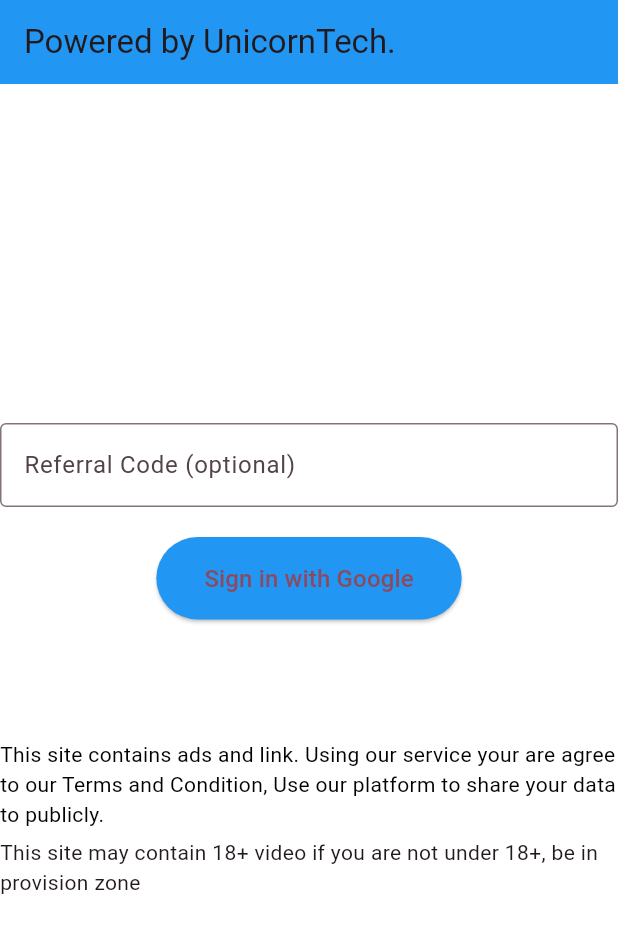
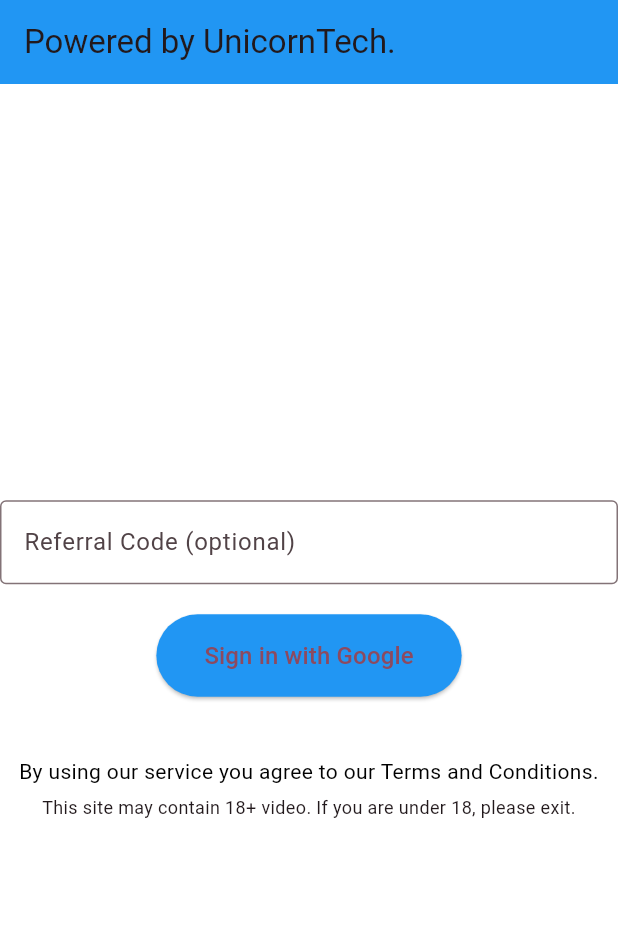
Before and after one commit to DArK-AR/reimagined-doodle, a Flutter app: the screen it shows after launch, on a phone screen of 412 x 824 dp. Shown: the top 933 px of the screen. Run offline on Flutter 3.47's test engine with Material 3 defaults, Android fonts, the phone set to English and light mode, and no system bars; our stand-ins replace cloud_firestore, file_picker, firebase_auth, firebase_core, firebase_messaging, firebase_storage and 2 more; missing offline and left inert: dart:html, dart:ui_web; accounts and stored records are empty; statements that could not run were skipped.

Commit message:
webapp1.0.1

```diff
--- a/lib/main.dart
+++ b/lib/main.dart
@@ -1,5 +1,5 @@
 // ignore_for_file: use_build_context_synchronously
-
+import 'dart:async';
 import 'package:cloud_firestore/cloud_firestore.dart';
 import 'package:firebase_messaging/firebase_messaging.dart';
 import 'package:flutter/material.dart';
@@ -8,10 +8,8 @@ import 'package:firebase_auth/firebase_auth.dart';
 import 'package:flutter_application_1/auth.dart';
 import 'package:flutter_application_1/firebase_options.dart';
 import 'package:flutter_application_1/home_page.dart';
-import 'package:url_launcher/url_launcher.dart';
 
-// Backround handler must be top-level
-
+// Background handler must be top-level
 
 void main() async {
   WidgetsFlutterBinding.ensureInitialized();
@@ -24,7 +22,7 @@ void main() async {
 
   await FirebaseMessaging.instance.setAutoInitEnabled(true);
 
-  runApp(MyApp());
+  runApp(const MyApp());
 }
 
 class MyApp extends StatelessWidget {
@@ -41,7 +39,7 @@ class MyApp extends StatelessWidget {
         useMaterial3: true,
         colorScheme: ColorScheme.fromSeed(seedColor: Colors.black),
       ),
-      home: user != null ? UserHome(user: user) : SignUpPage(),
+      home: user != null ? UserHome(user: user) : const SignUpPage(),
     );
   }
 }
@@ -55,43 +53,6 @@ class SignUpPage extends StatefulWidget {
 
 class _SignUpPageState extends State<SignUpPage> {
   final TextEditingController referralController = TextEditingController();
-
-  final List<String> smartLinks = [
-    'https://www.effectivegatecpm.com/n1u739xe?key=1152b0a95c6f6011f782ad822526c06d',
-    'https://www.effectivegatecpm.com/phz9jfs3m?key=ea6c354ebd158757f4a4a718ca9bf801',
-    'https://www.effectivegatecpm.com/aid79xw6c?key=ee804a1c0b4abbd53fba6da50422d054',
-    'https://www.effectivegatecpm.com/qumcb8cg1g?key=c2d55d03a9f53f81554fc73ae69b07db',
-    'https://www.effectivegatecpm.com/u9g64jikd2?key=06a2c0cc36ae6d6c9ed4c147c87fe89f',
-  ];
-  int currentLinkIndex = 0;
-  bool canOpenLink = true;
-
-  Future<void> _openSmartLink(String url) async {
-    final uri = Uri.parse(url);
-    if (await canLaunchUrl(uri)) {
-      await launchUrl(uri, mode: LaunchMode.externalApplication);
-    } else {
-      ScaffoldMessenger.of(
-        context,
-      ).showSnackBar(SnackBar(content: Text('Could not launch $url')));
-    }
-  }
-
-  void _handleSmartLinkTap() async {
-    if (!canOpenLink || currentLinkIndex >= smartLinks.length) return;
-
-    final url = smartLinks[currentLinkIndex];
-    currentLinkIndex++;
-    canOpenLink = false;
-
-    await _openSmartLink(url);
-
-    Future.delayed(Duration(seconds: 60), () {
-      setState(() {
-        canOpenLink = true;
-      });
-    });
-  }
 
   Future<void> syncToken(String userId) async {
     final token = await FirebaseMessaging.instance.getToken();
@@ -126,7 +87,6 @@ class _SignUpPageState extends State<SignUpPage> {
 
         if (refQuery.docs.isNotEmpty) {
           final referrerId = refQuery.docs.first.id;
-
           await FirebaseFirestore.instance
               .collection('referrals')
               .doc(referrerId)
@@ -145,6 +105,7 @@ class _SignUpPageState extends State<SignUpPage> {
       ScaffoldMessenger.of(
         context,
       ).showSnackBar(SnackBar(content: Text('Signed in as: $email')));
+
       Navigator.pushReplacement(
         context,
         MaterialPageRoute(
@@ -156,18 +117,6 @@ class _SignUpPageState extends State<SignUpPage> {
         context,
       ).showSnackBar(SnackBar(content: Text('Sign-in error: $e')));
     }
-  }
-
-  @override
-  void initState() {
-    super.initState();
-
-    FirebaseMessaging.instance.onTokenRefresh.listen((newToken) async {
-      final user = FirebaseAuth.instance.currentUser;
-      if (user != null) {
-        await syncToken(user.uid);
-      }
-    });
   }
 
   @override
@@ -184,21 +133,18 @@ class _SignUpPageState extends State<SignUpPage> {
         title: const Text('Powered by UnicornTech.'),
         backgroundColor: Colors.blue,
       ),
-      body: GestureDetector(
-        onTap: _handleSmartLinkTap,
-        behavior: HitTestBehavior.opaque,
-        child: Center(
+      body: Center(
         child: Column(
           mainAxisAlignment: MainAxisAlignment.center,
           children: [
             TextField(
               controller: referralController,
-                decoration: InputDecoration(
+              decoration: const InputDecoration(
                 labelText: 'Referral Code (optional)',
                 border: OutlineInputBorder(),
               ),
             ),
-              SizedBox(height: 20),
+            const SizedBox(height: 20),
             ElevatedButton(
               style: ElevatedButton.styleFrom(
                 backgroundColor: Colors.blue,
@@ -213,17 +159,19 @@ class _SignUpPageState extends State<SignUpPage> {
                 style: TextStyle(fontSize: 16),
               ),
             ),
-              SizedBox(height: 80),
-              Text(
-                'This site contains ads and link. Using our service your are agree to our Terms and Condition, Use our platform to share your data to publicly.',
+            const SizedBox(height: 40),
+            const Text(
+              'By using our service you agree to our Terms and Conditions.',
               style: TextStyle(fontSize: 14, color: Colors.black),
+              textAlign: TextAlign.center,
             ),
-              SizedBox(height: 5),
-              Text(
-                'This site may contain 18+ video if you are not under 18+, be in provision zone',
+            const SizedBox(height: 5),
+            const Text(
+              'This site may contain 18+ video. If you are under 18, please exit.',
+              style: TextStyle(fontSize: 12),
+              textAlign: TextAlign.center,
             ),
           ],
-          ),
         ),
       ),
     );
--- a/lib/privacy_policy.dart
+++ b/lib/privacy_policy.dart
@@ -39,7 +39,7 @@ class _SmartLinkPageState extends State<SmartLinkPage> {
       child: Scaffold(
         backgroundColor: Colors.white,
         appBar: AppBar(
-          title: const Text('Smartlink Viewer'),
+          title: const Text('Privacy Policy'),
           backgroundColor: Colors.blue,
         ),
         body: const Center(
@@ -51,8 +51,8 @@ Effective Date: [31/10/2025]
 We value your privacy and are committed to protecting your personal data. This Privacy Policy explains how we handle video uploads, playback, and sharing features on our platform.
 
 1. 📹 Video Upload and Sharing
-Users may upload videos for personal use and share them with family, friends and public.
-Uploaded videos are stored securely and are only accessible to the user and those they choose to share with.
+Users may upload videos for  to share them to public.
+Uploaded videos are stored securely and are only accessible to other users.
 We do not publicly display or distribute user content without explicit permission.
 
 2. ⏳ Data Retention
@@ -65,7 +65,7 @@ We implement reasonable security measures to protect your videos from unauthoriz
 However, no system is 100% secure. We cannot guarantee absolute protection against data loss or breaches.
 
 4. 👥 Sharing Controls
-Users control who can view their videos or where to share by sharing links or access permissions.
+Users control  to share content and other permissions.
 We do not monitor or moderate shared content unless required by law or reported for abuse.
 
 5. 💳 Payment and Refunds
@@ -89,7 +89,7 @@ We do not share, sell, or disclose your uploaded videos or personal data to any
 No external party is permitted to view, access, or use your confidential content, including documents, videos, or metadata, unless required by law or authorized by you.
 We maintain strict access controls to ensure your data remains private and secure.
 
-10. 💰 We pay users for uploading content only to our choosen sponsor content Creators not to all creator updated data for monitor and analysis.""",
+10. 💰 We pay users for uploading content only to our choosen sponsor content Creators not to all creator  and updated data for monitor and analysis.""",
             style: TextStyle(fontSize: 18, fontWeight: FontWeight.bold),
             textAlign: TextAlign.center,
           ),
--- a/lib/terms_and_condition.dart
+++ b/lib/terms_and_condition.dart
@@ -108,7 +108,7 @@ Any data, content, or personal information that you choose to share publicly on
 We do not monitor or control such content and are not liable for any consequences arising from its publication or use by others.
 By sharing data publicly, you acknowledge that it may be visible to other users or third parties, and you accept full responsibility for its impact.
 
-* if you reach your threshold you have to pay charges according to your threshold, And we pay only to selected  sponsered creator if they follow our pivacy and policy.
+* if you reach 1 dollar of upload threshold we have right to send you invoice and personal calls to pay for that, so we can maintain your account.
 ''',
                 style: TextStyle(fontSize: 16),
               ),
--- a/lib/wallet.dart
+++ b/lib/wallet.dart
@@ -117,7 +117,7 @@ class _WalletPageState extends State<WalletPage> {
                     ),
                     SizedBox(height: 8),
                     Text(
-                      '⚠️ You need at least \$20 in your wallet to withdraw money.',
+                      '⚠️ You have to pay \$1 when 10 videos upload completed, by uploading content on our site, we can send you invoice, and calls to pay your amount',
                       style: TextStyle(
                         fontSize: 16,
                         color: Colors.redAccent,
@@ -131,7 +131,7 @@ class _WalletPageState extends State<WalletPage> {
                     ),
                     SizedBox(height: 8),
                     Text(
-                      'we pay you through upi and banktransfer with compliance with Our Privacy and Policy',
+                      'You can pay using upi and banktransfer ',
                       style: TextStyle(
                         fontSize: 18,
                         fontWeight: FontWeight.bold,
@@ -139,7 +139,7 @@ class _WalletPageState extends State<WalletPage> {
                     ),
                     SizedBox(height: 8),
                     Text(
-                      'WhatsApp your earning Once you reach 20 dollars 7906408246',
+                      'Support Number: 7906408246',
                     ),
                   ],
                 ),
```
Also changed, not shown: lib/ads.dart (added, +44 -0 lines), lib/notification.dart (+45 -24 lines), lib/shop.dart (+3 -7 lines), lib/upload.dart (+11 -5 lines). Lines whose indentation alone changed are shown as unchanged.
